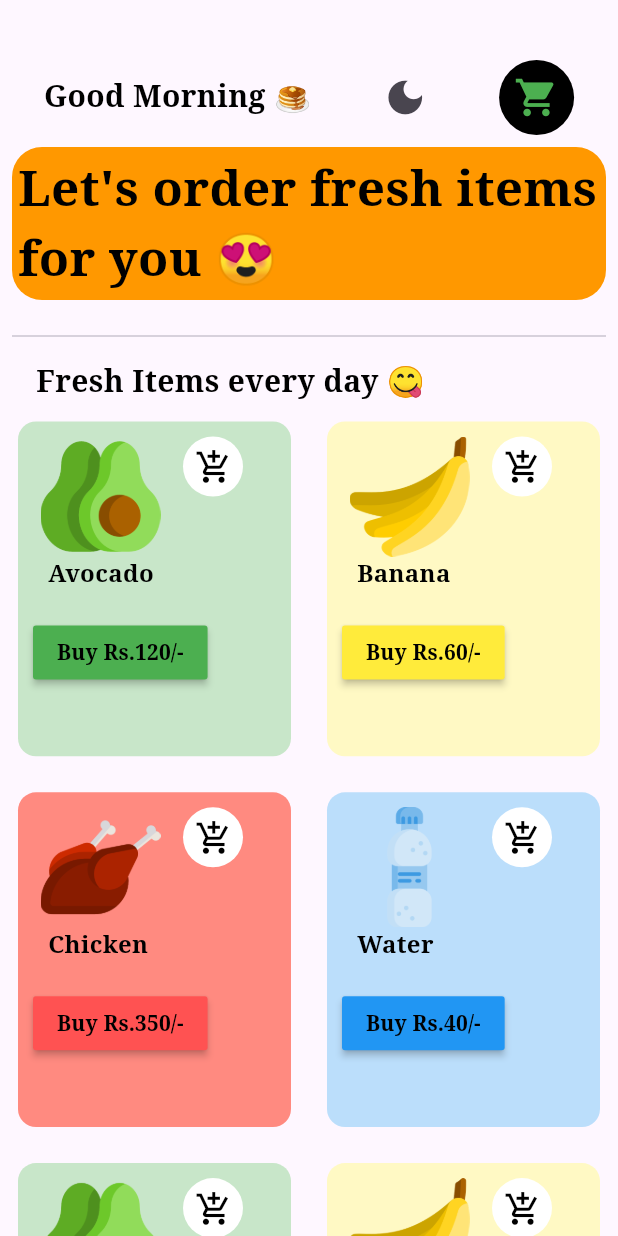
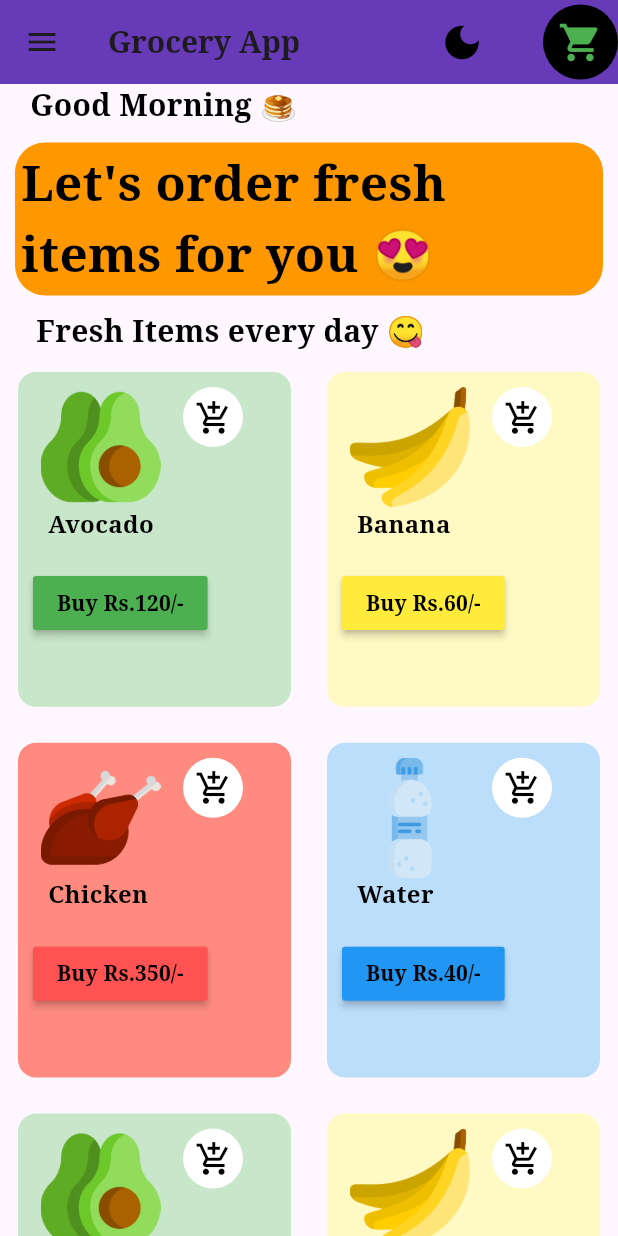
Before and after one commit to krishnarajkumar0610/grocery_app, a Flutter app: the HomePage screen opened directly, on a phone screen of 412 x 824 dp. Run offline on Flutter 3.47's test engine with Material 3 defaults, Android fonts, the phone set to English and light mode, and no system bars; our stand-ins replace flutter_bloc, google_fonts.

Commit message:
Grocery App

```diff
--- a/grocery_app/lib/screens/home_page.dart
+++ b/grocery_app/lib/screens/home_page.dart
@@ -1,6 +1,7 @@
 import 'package:flutter/material.dart';
 import 'package:flutter_bloc/flutter_bloc.dart';
 import 'package:google_fonts/google_fonts.dart';
+import 'package:grocery_app/screens/new_user.dart';
 
 import '../bloc/grocery_bloc.dart';
 import '../bloc/grocery_events.dart';
@@ -14,47 +15,38 @@ class HomePage extends StatelessWidget {
   @override
   Widget build(BuildContext context) {
     return SafeArea(
-      child: Scaffold(
-        body: BlocConsumer<GroceryBloc, GroceryStates>(
+      child: BlocConsumer<GroceryBloc, GroceryStates>(
         listener: (context, state) {},
-          builder: (context, state) => Column(
-            crossAxisAlignment: CrossAxisAlignment.start,
-            children: [
-              const SizedBox(
-                height: 40,
+        builder: (context, state) => Scaffold(
+          appBar: AppBar(
+            backgroundColor: Colors.deepPurple,
+            title: Text(
+              "Grocery App",
+              style: GoogleFonts.notoSerif(
+                  fontSize: 20, fontWeight: FontWeight.bold),
             ),
-              Padding(
-                padding: const EdgeInsets.symmetric(horizontal: 10),
-                child: Row(
-                    mainAxisAlignment: MainAxisAlignment.spaceAround,
-                    children: [
-                      Text(
-                        state.greetingStatus ?? "Good Morning",
-                        style: GoogleFonts.notoSerif(
-                            fontWeight: FontWeight.bold,
-                            fontSize: 20,
-                            color: state.themeStatus!
-                                ? Colors.black
-                                : Colors.white),
-                      ),
+            actions: [
               IconButton(
                   onPressed: () {
                     print("CALLING THEME");
                     context.read<GroceryBloc>().add(ChangeTheme(
                           themeStatus: state.themeStatus,
-
                         ));
                   },
                   icon: state.themeStatus!
                       ? const Icon(
                           Icons.dark_mode,
                           size: 30,
+                          color: Colors.black,
                         )
                       : const Icon(
                           Icons.sunny,
                           color: Colors.yellow,
                           size: 30,
                         )),
+              const SizedBox(
+                width: 30,
+              ),
               CircleAvatar(
                   radius: 25,
                   backgroundColor:
@@ -72,11 +64,27 @@ class HomePage extends StatelessWidget {
                       color: Colors.green,
                       size: 30,
                     ),
-                          ))
-                    ]),
+                  )),
+            ],
+          ),
+          drawer: const Drawer(
+            backgroundColor: Colors.white,
+          ),
+          body: Column(
+            crossAxisAlignment: CrossAxisAlignment.start,
+            children: [
+              Padding(
+                padding: const EdgeInsets.only(left: 20),
+                child: Text(
+                  state.greetingStatus!,
+                  style: GoogleFonts.notoSerif(
+                      fontWeight: FontWeight.bold,
+                      fontSize: 20,
+                      color: state.themeStatus! ? Colors.black : Colors.white),
+                ),
               ),
               Padding(
-                padding: const EdgeInsets.all(8.0),
+                padding: const EdgeInsets.all(10.0),
                 child: Container(
                   padding: const EdgeInsets.all(4),
                   decoration: BoxDecoration(
@@ -91,10 +99,6 @@ class HomePage extends StatelessWidget {
                             state.themeStatus! ? Colors.black : Colors.white),
                   ),
                 ),
-              ),
-              const Padding(
-                padding: EdgeInsets.all(8.0),
-                child: Divider(),
               ),
               Padding(
                 padding: const EdgeInsets.symmetric(horizontal: 24),
```
Lines whose indentation alone changed are shown as unchanged.
